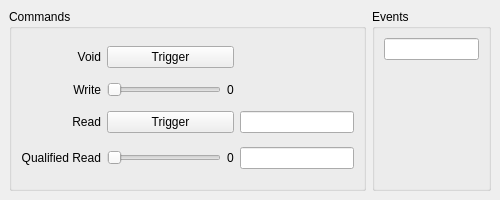
First picture: the form in branches/main/examples/cisstMultiTask/QtCommandsAndEvents/client.ui, repository eetuna/cisst, before the edit.
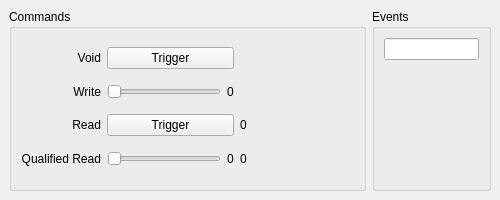
Second picture: the form after the edit.

Commit message: branches/main, examples/cisstMultiTask/QtCommandsAndEvents: Read and qualified read commands working.

Patch:
```diff
--- a/branches/main/examples/cisstMultiTask/QtCommandsAndEvents/client.ui
+++ b/branches/main/examples/cisstMultiTask/QtCommandsAndEvents/client.ui
@@ -65,26 +65,6 @@
          </property>
         </widget>
        </item>
-       <item row="2" column="3">
-        <widget class="QLineEdit" name="ReadValue">
-         <property name="alignment">
-          <set>Qt::AlignCenter</set>
-         </property>
-         <property name="readOnly">
-          <bool>true</bool>
-         </property>
-        </widget>
-       </item>
-       <item row="3" column="3">
-        <widget class="QLineEdit" name="QualifiedReadReadValue">
-         <property name="alignment">
-          <set>Qt::AlignCenter</set>
-         </property>
-         <property name="readOnly">
-          <bool>true</bool>
-         </property>
-        </widget>
-       </item>
        <item row="0" column="0">
         <widget class="QLabel" name="VoidLabel">
          <property name="text">
@@ -123,6 +103,20 @@
          </property>
         </widget>
        </item>
+       <item row="2" column="3">
+        <widget class="QLabel" name="ReadValue">
+         <property name="text">
+          <string>0</string>
+         </property>
+        </widget>
+       </item>
+       <item row="3" column="3">
+        <widget class="QLabel" name="QualifiedReadReadValue">
+         <property name="text">
+          <string>0</string>
+         </property>
+        </widget>
+       </item>
       </layout>
      </widget>
     </item>
```
The commit also changes 4 other files.
